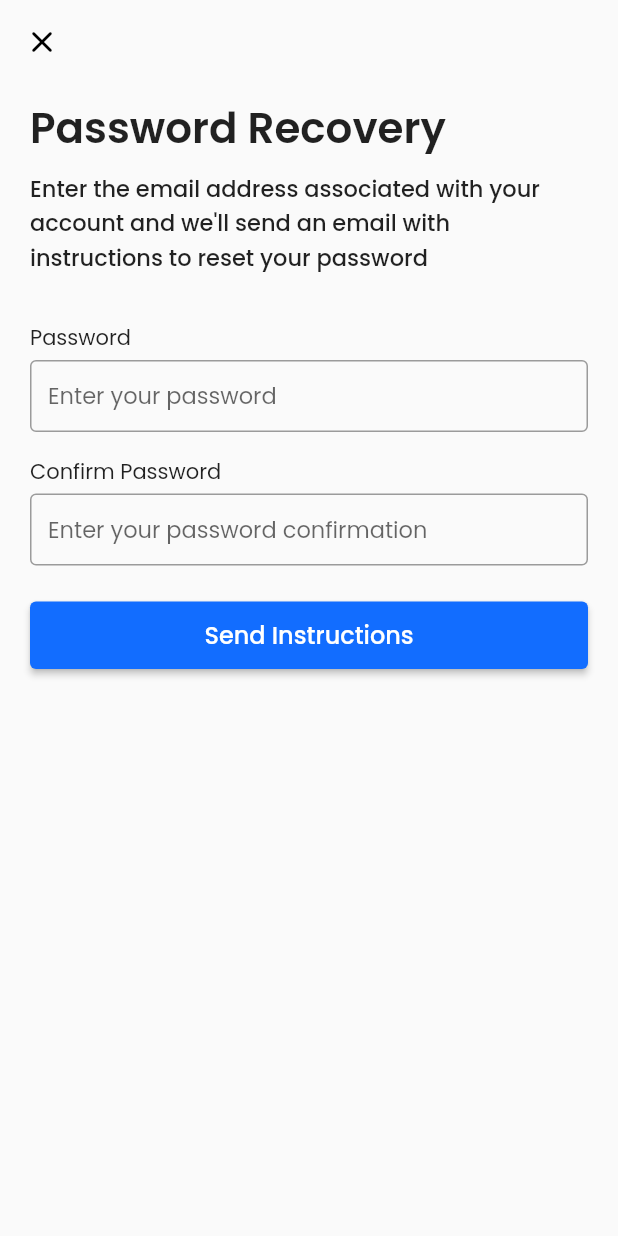
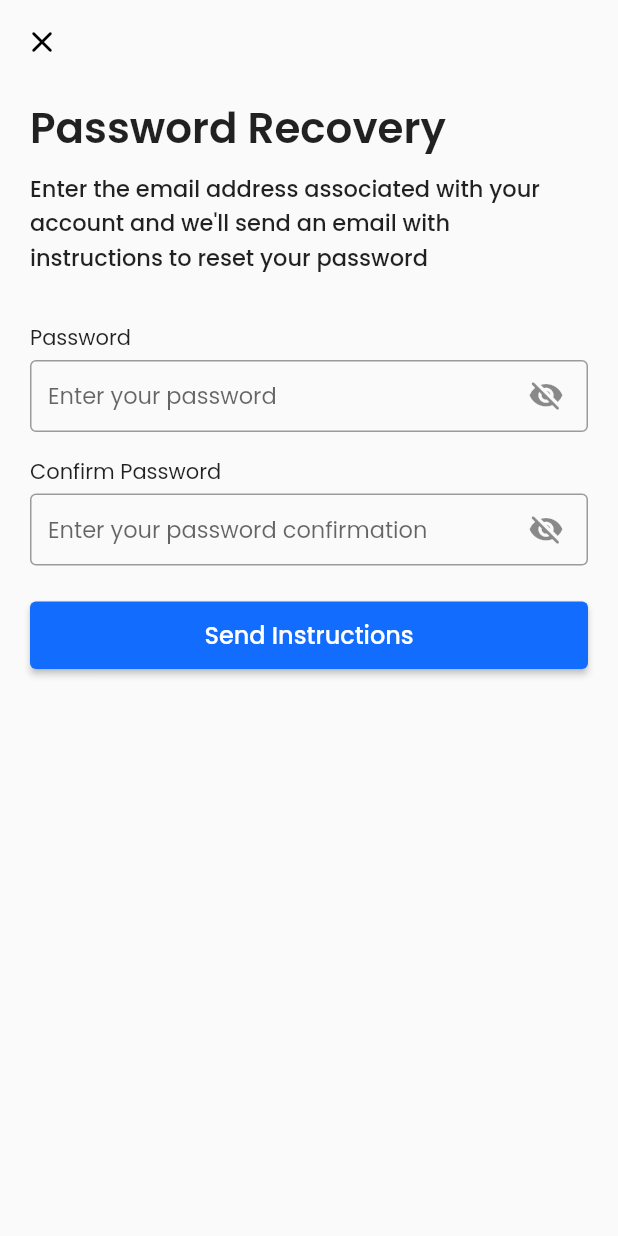
Before and after one commit to zS1L3NT/soundroid-v2, a Flutter app: the ResetPasswordScreen screen opened by its route, on a phone screen of 412 x 824 dp. Run offline on Flutter 3.47's test engine with Material 2 defaults, Android fonts, the phone set to English and light mode, and no system bars; our stand-ins replace auto_size_text, firebase_core, hive_flutter, marquee, palette_generator, transparent_image; missing offline and left inert: indexed; accounts and stored records are empty.

Commit message:
🐛 fix text obsurity on password reset screen

```diff
--- a/lib/ui/screens/reset_password.dart
+++ b/lib/ui/screens/reset_password.dart
@@ -13,7 +13,8 @@ class ResetPasswordScreen extends StatefulWidget {
 
 class _ResetPasswordScreenState extends State<ResetPasswordScreen> {
   final _formKey = GlobalKey<FormState>();
-  List<bool> _areObscure = [true, true, true];
+
+  List<bool> _areObscure = [true, true];
 
   @override
   Widget build(BuildContext context) {
@@ -52,15 +53,30 @@ class _ResetPasswordScreenState extends State<ResetPasswordScreen> {
                 ),
                 const SizedBox(height: 4),
                 TextFormField(
+                  obscureText: _areObscure[0],
                   style: const TextStyle(fontSize: 15),
-                  decoration: const InputDecoration(
-                    border: OutlineInputBorder(),
+                  decoration: InputDecoration(
+                    border: const OutlineInputBorder(),
                     hintText: 'Enter your password',
-                    contentPadding: EdgeInsets.symmetric(
+                    contentPadding: const EdgeInsets.symmetric(
                       horizontal: 12,
                       vertical: 4,
                     ),
-                    errorStyle: TextStyle(height: 1),
+                    errorStyle: const TextStyle(height: 1),
+                    suffixIcon: Padding(
+                      padding: const EdgeInsets.only(right: 4),
+                      child: IconButton(
+                        onPressed: () {
+                          setState(() {
+                            _areObscure[0] = !_areObscure[0];
+                          });
+                        },
+                        icon: Icon(
+                          _areObscure[0] ? Icons.visibility_off_rounded : Icons.visibility_rounded,
+                        ),
+                        splashRadius: 20,
+                      ),
+                    ),
                   ),
                   validator: (value) {
                     if (value == null || value.isEmpty) {
@@ -76,15 +92,30 @@ class _ResetPasswordScreenState extends State<ResetPasswordScreen> {
                 ),
                 const SizedBox(height: 4),
                 TextFormField(
+                  obscureText: _areObscure[1],
                   style: const TextStyle(fontSize: 15),
-                  decoration: const InputDecoration(
-                    border: OutlineInputBorder(),
+                  decoration: InputDecoration(
+                    border: const OutlineInputBorder(),
                     hintText: 'Enter your password confirmation',
-                    contentPadding: EdgeInsets.symmetric(
+                    contentPadding: const EdgeInsets.symmetric(
                       horizontal: 12,
                       vertical: 4,
                     ),
-                    errorStyle: TextStyle(height: 1),
+                    errorStyle: const TextStyle(height: 1),
+                    suffixIcon: Padding(
+                      padding: const EdgeInsets.only(right: 4),
+                      child: IconButton(
+                        onPressed: () {
+                          setState(() {
+                            _areObscure[1] = !_areObscure[1];
+                          });
+                        },
+                        icon: Icon(
+                          _areObscure[1] ? Icons.visibility_off_rounded : Icons.visibility_rounded,
+                        ),
+                        splashRadius: 20,
+                      ),
+                    ),
                   ),
                   validator: (value) {
                     if (value == null || value.isEmpty) {
```
